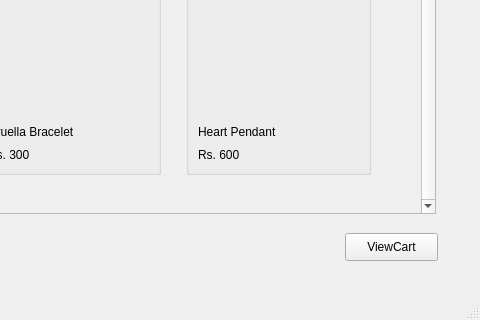
Before: the Qt Designer form catalogue.ui in haniakashif/Safatique-Database, drawn with Qt 5; both pictures show x 665 to 1145 and y 407 to 727 of the 1145 by 727 pixel window.
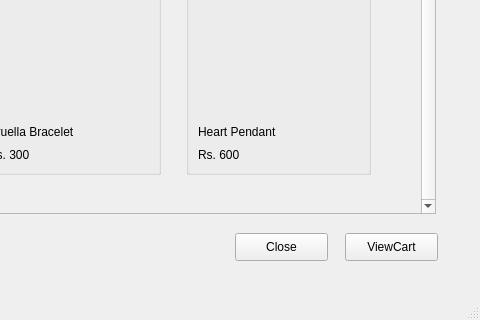
After: the same form once the commit is applied. Icons and pictures are not drawn.

Patch:
```diff
--- a/catalogue.ui
+++ b/catalogue.ui
@@ -589,6 +589,19 @@
      <string>ViewCart</string>
     </property>
    </widget>
+   <widget class="QPushButton" name="pushButton_close">
+    <property name="geometry">
+     <rect>
+      <x>900</x>
+      <y>640</y>
+      <width>93</width>
+      <height>28</height>
+     </rect>
+    </property>
+    <property name="text">
+     <string>Close</string>
+    </property>
+   </widget>
   </widget>
   <widget class="QStatusBar" name="statusbar"/>
  </widget>
```
Left out of the diff: 2 changed lines with no effect on the pictures.
